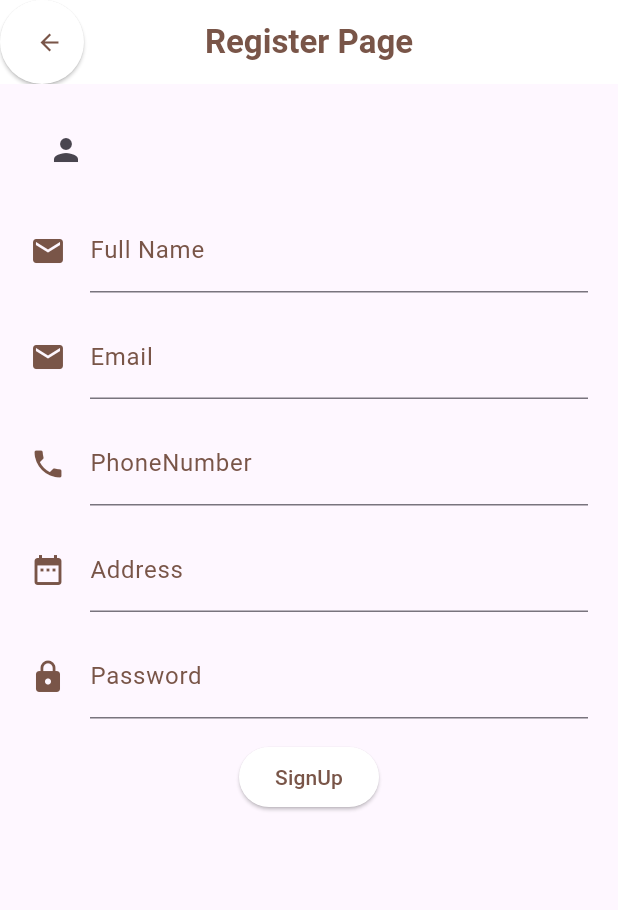
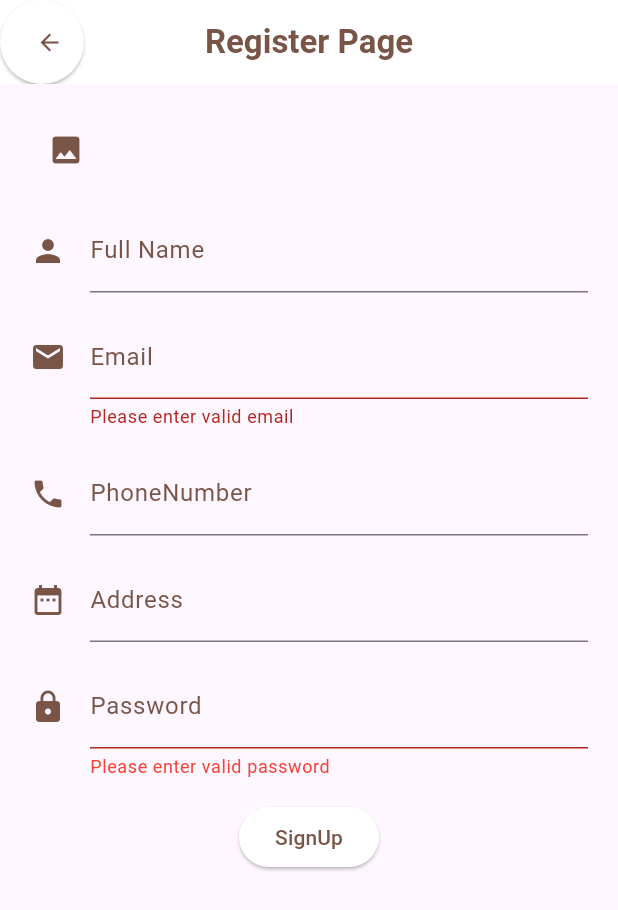
Before and after one commit to lujainalsasa/FLutter-final, a Flutter app: the Register screen opened directly, after a tap on "SignUp", on a phone screen of 412 x 824 dp. Shown: the top 910 px of the screen. Run offline on Flutter 3.47's test engine with Material 3 defaults, Android fonts, the phone set to English and light mode, and no system bars; our stand-ins replace file_picker, firebase_auth, firebase_core, firebase_database, firebase_storage, google_nav_bar; accounts and stored records are empty; network calls fail; key blocks and very long unbroken strings in the code were emptied for the run.

Commit message:
final after midnight

```diff
--- a/lib/Pages/login_form_page.dart
+++ b/lib/Pages/login_form_page.dart
@@ -1,10 +1,10 @@
 import 'package:firebase_auth/firebase_auth.dart';
 import 'package:flutter/material.dart';
 import 'package:midd/Pages/home_page.dart';
+import 'package:midd/Pages/profile_page.dart';
 import 'package:midd/Pages/register_page.dart';
 
 class Auth {
-
   final auth = FirebaseAuth.instance;
   Future<void> signInWithEmailAndPassword(
       {required String email, required String password}) async {
@@ -13,14 +13,12 @@ class Auth {
 
   Future<void> createWithEmailAnsPassword(
       {required String email, required String password}) async {
-    await auth.createUserWithEmailAndPassword(
-        email: email, password: password);
+    await auth.createUserWithEmailAndPassword(email: email, password: password);
   }
 }
 
 final TextEditingController emailController = TextEditingController();
 final TextEditingController passwordController = TextEditingController();
-
 
 class LoginForm extends StatefulWidget {
   const LoginForm({super.key});
--- a/lib/Pages/register_page.dart
+++ b/lib/Pages/register_page.dart
@@ -2,8 +2,8 @@ import 'package:firebase_auth/firebase_auth.dart';
 import 'package:firebase_database/firebase_database.dart';
 import 'package:firebase_storage/firebase_storage.dart';
 import 'package:flutter/material.dart';
+import 'package:midd/Pages/home_page.dart';
 import 'package:midd/Pages/login_form_page.dart';
-import 'package:midd/Pages/profile_page.dart';
 import 'package:midd/models/user_details.dart';
 import 'package:midd/pages/login_page.dart';
 import 'package:file_picker/file_picker.dart';
@@ -76,7 +76,10 @@ class _RegisterFormState extends State<RegisterForm> {
               ? Padding(
                   padding: const EdgeInsets.only(right: 20, left: 20),
                   child: IconButton(
-                    icon: Icon(Icons.person),
+                    icon: Icon(
+                      Icons.photo,
+                      color: Colors.brown,
+                    ),
                     onPressed: () {
                       pickImage();
                     },
@@ -99,10 +102,10 @@ class _RegisterFormState extends State<RegisterForm> {
             child: TextFormField(
                 decoration: const InputDecoration(
                   icon: Icon(
-                    Icons.email,
+                    Icons.person,
                     color: Colors.brown,
                   ),
-                  hintText: 'Lujain Alsasa',
+                  hintText: 'User Name',
                   labelText: 'Full Name',
                   labelStyle: TextStyle(
                     color: Colors.brown,
@@ -127,6 +130,14 @@ class _RegisterFormState extends State<RegisterForm> {
                     color: Colors.brown,
                   ),
                 ),
+                validator: (value) {
+                  if (value!.isEmpty ||
+                      !value.contains('@') ||
+                      !value.contains('.com')) {
+                    return 'Please enter valid email';
+                  }
+                  return null;
+                },
                 controller: emailController),
           ),
           const SizedBox(
@@ -187,6 +198,16 @@ class _RegisterFormState extends State<RegisterForm> {
                       color: Colors.brown,
                     ),
                     errorStyle: TextStyle(color: Colors.red)),
+                validator: (value) {
+                  if (value!.isEmpty) {
+                    return 'Please enter valid password';
+                  } else {
+                    if (value.length < 8) {
+                      return "Enter a valid password > 8";
+                    }
+                  }
+                  return null;
+                },
                 controller: passwordController),
           ),
           const SizedBox(
@@ -236,8 +257,7 @@ class _RegisterFormState extends State<RegisterForm> {
               email: emailController.text,
               phoneN: numberController.text,
               address: addressController.text,
-              profilePhoto:imgurl
-          );
+              profilePhoto: imgurl);
           if (Auth().auth.currentUser != null) {
             userbref
                 .child(Auth().auth.currentUser!.uid)
@@ -245,7 +265,7 @@ class _RegisterFormState extends State<RegisterForm> {
                 .then((value) {
               print('user added sucessfully to real time database');
               Navigator.push(context, MaterialPageRoute(builder: (_) {
-                return userInfo();
+                return HomePage();
               }));
             });
           } else {
```
Also changed, not shown: lib/Pages/profile_page.dart (+62 -24 lines), lib/Pages/shop_page.dart (+40 -10 lines), lib/models/coffee.dart (+33 -0 lines), lib/models/coffee_shop.dart (+1 -7 lines), lib/models/user_details.dart (+30 -0 lines).
